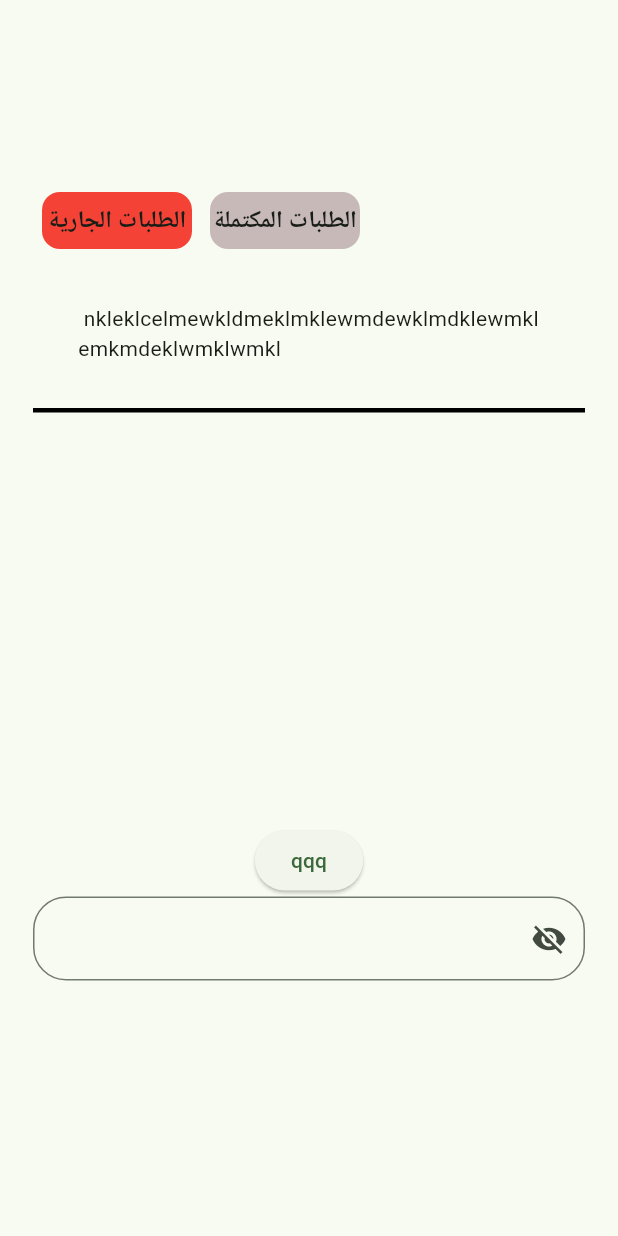
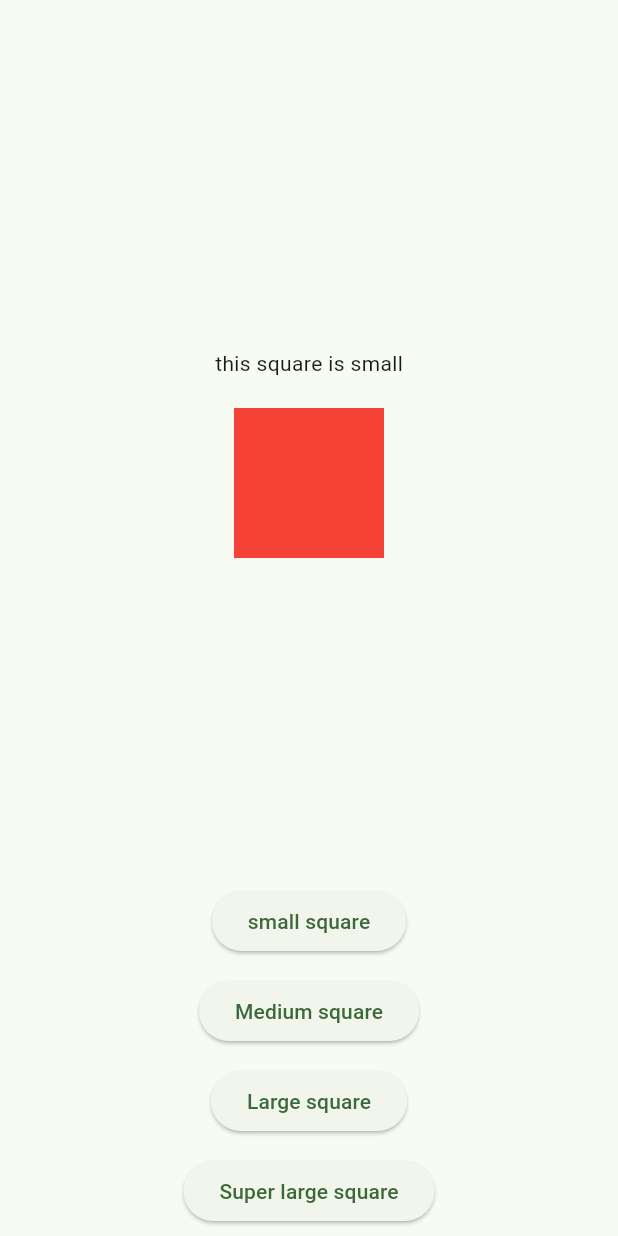
Before and after one commit to MohamedElfalaky/iti_summmer_7_quiz_app, a Flutter app: the screen it shows after launch, on a phone screen of 412 x 824 dp. Run offline on Flutter 3.47's test engine with Material 3 defaults, Android fonts, the phone set to English and light mode, and no system bars; our stand-ins replace bloc, flutter_bloc, fluttertoast.

Commit message:
state management

```diff
--- /dev/null
+++ b/lib/cubits/cubit/new_cubit.dart
@@ -0,0 +1,8 @@
+import 'package:bloc/bloc.dart';
+import 'package:meta/meta.dart';
+
+part 'new_state.dart';
+
+class NewCubit extends Cubit<NewState> {
+  NewCubit() : super(NewInitial());
+}
--- /dev/null
+++ b/lib/cubits/cubit/new_state.dart
@@ -0,0 +1,6 @@
+part of 'new_cubit.dart';
+
+@immutable
+sealed class NewState {}
+
+final class NewInitial extends NewState {}
--- /dev/null
+++ b/lib/cubits/square_sizing_cubit/squar_sizing_state.dart
@@ -0,0 +1,31 @@
+part of 'squar_sizing_cubit.dart';
+
+@immutable
+sealed class SquareSizingState {}
+
+final class SquarSizingSmall extends SquareSizingState {
+  final String squareDescription;
+  SquarSizingSmall({this.squareDescription = 'this square is small'});
+}
+
+final class SquareSizingMedium extends SquareSizingState {
+  final String squareDescription;
+  final String additionalDescription;
+  SquareSizingMedium(
+      {this.squareDescription = 'this square is Medium',
+      this.additionalDescription = 'square height and width are 200 px'});
+}
+
+final class SquareSizingLarge extends SquareSizingState {
+  final String squareDescription;
+  SquareSizingLarge({this.squareDescription = 'this square is Large'});
+}
+
+final class SquareSizingSuperLarge extends SquareSizingState {
+  final String squareDescription;
+  final String warning;
+
+  SquareSizingSuperLarge(
+      {this.squareDescription = 'this square is Super Large',
+      this.warning = 'this square is so large it could make error to your UI'});
+}
--- a/lib/main.dart
+++ b/lib/main.dart
@@ -1,8 +1,13 @@
 import 'package:flutter/material.dart';
+import 'package:flutter_bloc/flutter_bloc.dart';
+import 'package:iti_summmer_7_quiz_app/cubits/square_sizing_cubit/squar_sizing_cubit.dart';
 
 import 'package:iti_summmer_7_quiz_app/screens/play_with_statemanagement.dart';
+import 'package:iti_summmer_7_quiz_app/screens/statemanagement_using_cubit.dart';
 
 import 'dart:io' show Platform;
+
+import 'package:iti_summmer_7_quiz_app/screens/statemanagement_using_setstate.dart';
 
 void main() {
   runApp(const MyApp());
@@ -19,7 +24,10 @@ class MyApp extends StatelessWidget {
         colorScheme: ColorScheme.fromSeed(seedColor: Colors.green),
         useMaterial3: true,
       ),
-      home: PlayWithStatemanagement(),
+      home: BlocProvider(
+        create: (context) => SquareSizingCubit(),
+        child: StatemanagementUsingCubit(),
+      ),
     );
   }
 }
--- /dev/null
+++ b/lib/screens/statemanagement_using_cubit.dart
@@ -0,0 +1,88 @@
+import 'package:flutter/material.dart';
+import 'package:flutter_bloc/flutter_bloc.dart';
+import 'package:iti_summmer_7_quiz_app/cubits/square_sizing_cubit/squar_sizing_cubit.dart';
+
+class StatemanagementUsingCubit extends StatelessWidget {
+  StatemanagementUsingCubit({super.key});
+
+  @override
+  Widget build(BuildContext context) {
+    SquareSizingCubit _cubit = context.read<SquareSizingCubit>();
+    // SquarSizingCubit _cubit = BlocProvider.of<SquarSizingCubit>(context);
+
+    return Scaffold(
+      body: SizedBox(
+        height: MediaQuery.of(context).size.height,
+        width: MediaQuery.of(context).size.width,
+        child: Column(
+          mainAxisAlignment: MainAxisAlignment.center,
+          children: [
+            Spacer(),
+
+            BlocBuilder<SquareSizingCubit, SquareSizingState>(
+              builder: (context, state) {
+                return Padding(
+                  padding: EdgeInsets.all(20),
+                  child: Text(state is SquarSizingSmall
+                      ? state.squareDescription
+                      : state is SquareSizingMedium
+                          ? state.additionalDescription
+                          : state is SquareSizingSuperLarge
+                              ? state.warning
+                              : ''),
+                );
+              },
+            ),
+
+            BlocBuilder<SquareSizingCubit, SquareSizingState>(
+              builder: (context, state) {
+                return Container(
+                  height: _cubit.squareHeight,
+                  width: _cubit.squareWidth,
+                  color: Colors.red,
+                );
+              },
+            ),
+            Spacer(),
+            // Spacer(),
+
+            Padding(
+              padding: const EdgeInsets.all(6),
+              child: ElevatedButton(
+                  onPressed: () {
+                    _cubit.turnToSmallSquare();
+                  },
+                  child: Text("small square")),
+            ),
+            Padding(
+              padding: const EdgeInsets.all(6),
+              child: ElevatedButton(
+                  onPressed: () {
+                    _cubit.turnToMediumSquare();
+                  },
+                  child: Text("Medium square")),
+            ),
+            Padding(
+              padding: const EdgeInsets.all(6),
+              child: ElevatedButton(
+                  onPressed: () {
+                    _cubit.turnToLargeSquare();
+                  },
+                  child: Text("Large square")),
+            ),
+            Padding(
+              padding: const EdgeInsets.all(6),
+              child: ElevatedButton(
+                  onPressed: () {
+                    _cubit.turnToSuperLargeSquare();
+                  },
+                  child: Text("Super large square")),
+            ),
+          ],
+        ),
+      ),
+    );
+  }
+}
+
+///////  State management //////
--- a/pubspec.yaml
+++ b/pubspec.yaml
@@ -34,6 +34,9 @@ dependencies:
   # The following adds the Cupertino Icons font to your application.
   # Use with the CupertinoIcons class for iOS style icons.
   cupertino_icons: ^1.0.6
+  fluttertoast: ^8.2.6
+  flutter_bloc: ^8.1.6
+  bloc: ^8.1.4
 
 dev_dependencies:
   flutter_test:
```
Also changed, not shown: lib/cubits/square_sizing_cubit/squar_sizing_cubit.dart (added, +39 -0 lines), lib/screens/play_with_statemanagement.dart (+13 -3 lines), lib/screens/statemanagement_using_setstate.dart (added, +119 -0 lines), pubspec.lock, 6 other files.
